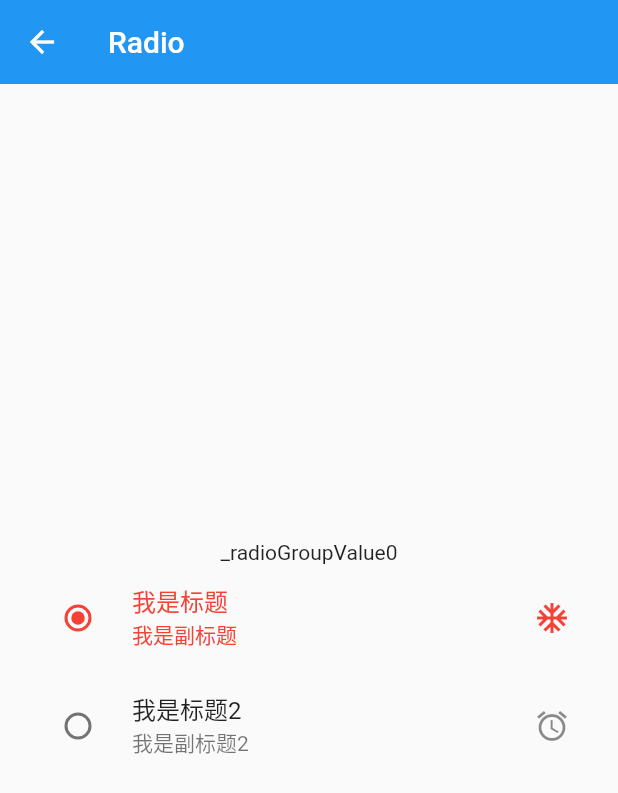
After one commit to liubang0909/flutter_helloworld, a Flutter app: the screen it shows after launch, after a tap on "Radio", on a phone screen of 412 x 824 dp. The commit adds this screen. Shown: the top 793 px of the screen. Run offline on Flutter 3.47's test engine with Material 2 defaults, Android fonts, the phone set to English and light mode, and no system bars.

Commit message:
Switch、Checkbox、Radio
Switch、Checkbox、Radio

```diff
--- a/flutter_helloworld/lib/demo/form_demo.dart
+++ b/flutter_helloworld/lib/demo/form_demo.dart
@@ -7,6 +7,10 @@ class FormDemo extends StatelessWidget {
   Widget build(BuildContext context) {
     return Container(
       child: Scaffold(
+        appBar: AppBar(
+          title: Text('Form'),
+          elevation: 0,
+        ),
         body: Theme(
             data: Theme.of(context).copyWith(primaryColor: Colors.orange),
             child: Container(
--- a/flutter_helloworld/lib/demo/material_components.dart
+++ b/flutter_helloworld/lib/demo/material_components.dart
@@ -2,6 +2,10 @@ import 'package:flutter/material.dart';
 import '../demo/button_demo.dart';
 import '../demo/float_action_button_demo.dart';
 import '../demo/popup_menu_button_demo.dart';
+import '../demo/form_demo.dart';
+import '../demo/checkbox_demo.dart';
+import '../demo/radio_demo.dart';
+import '../demo/switch_demo.dart';
 
 class MaterialComponents extends StatelessWidget {
   const MaterialComponents({Key key}) : super(key: key);
@@ -16,6 +20,13 @@ class MaterialComponents extends StatelessWidget {
         ),
         body: ListView(
           children: [
+            ListItem(title: 'Switch', page: SwitchDemo()),
+            ListItem(title: 'Radio', page: RadioDemo()),
+            ListItem(title: 'Checkbox', page: CheckboxDemo()),
+            ListItem(
+              title: 'Form',
+              page: FormDemo(),
+            ),
             ListItem(
               title: 'FloatActionButton',
               page: FloatActionButtonDemo(),
--- /dev/null
+++ b/flutter_helloworld/lib/demo/radio_demo.dart
@@ -0,0 +1,79 @@
+import 'package:flutter/material.dart';
+
+class RadioDemo extends StatefulWidget {
+  RadioDemo({Key key}) : super(key: key);
+
+  @override
+  _RadioDemoState createState() => _RadioDemoState();
+}
+
+class _RadioDemoState extends State<RadioDemo> {
+  int _radioGroupValue = 0;
+  void _handlerRadioValueChanged(int value) {
+    debugPrint('$value');
+    setState(() {
+      _radioGroupValue = value;
+    });
+  }
+
+  @override
+  Widget build(BuildContext context) {
+    return Container(
+      child: Scaffold(
+        appBar: AppBar(
+          title: Text('Radio'),
+          elevation: 0,
+        ),
+        body: Theme(
+          data: Theme.of(context).copyWith(
+            splashColor: Colors.orange,
+            highlightColor: Colors.grey.withOpacity(0.3),
+          ),
+          child: Container(
+            child: Padding(
+              padding: EdgeInsets.all(16),
+              child: Column(
+                mainAxisAlignment: MainAxisAlignment.center,
+                children: [
+                  Text('_radioGroupValue$_radioGroupValue'),
+                  RadioListTile(
+                    title: Text('我是标题'),
+                    subtitle: Text('我是副标题'),
+                    secondary: Icon(Icons.ac_unit_sharp),
+                    value: 0,
+                    groupValue: _radioGroupValue,
+                    onChanged: _handlerRadioValueChanged,
+                    selected: _radioGroupValue == 0,
+                  ),
+                  RadioListTile(
+                    title: Text('我是标题2'),
+                    subtitle: Text('我是副标题2'),
+                    secondary: Icon(Icons.access_alarm_outlined),
+                    value: 1,
+                    groupValue: _radioGroupValue,
+                    onChanged: _handlerRadioValueChanged,
+                    selected: _radioGroupValue == 1,
+                  ),
+                  Row(
+                    mainAxisAlignment: MainAxisAlignment.center,
+                    children: [
+                      // Radio(
+                      //     value: 0,
+                      //     groupValue: _radioGroupValue,
+                      //     activeColor: Colors.orange,
+                      //     onChanged: _handlerRadioValueChanged),
+                      // Radio(
+                      //     value: 2,
+                      //     groupValue: _radioGroupValue,
+                      //     onChanged: _handlerRadioValueChanged)
+                    ],
+                  )
+                ],
+              ),
+            ),
+          ),
+        ),
+      ),
+    );
+  }
+}
```
Also changed, not shown: flutter_helloworld/lib/demo/checkbox_demo.dart (added, +61 -0 lines), flutter_helloworld/lib/demo/switch_demo.dart (added, +57 -0 lines).
